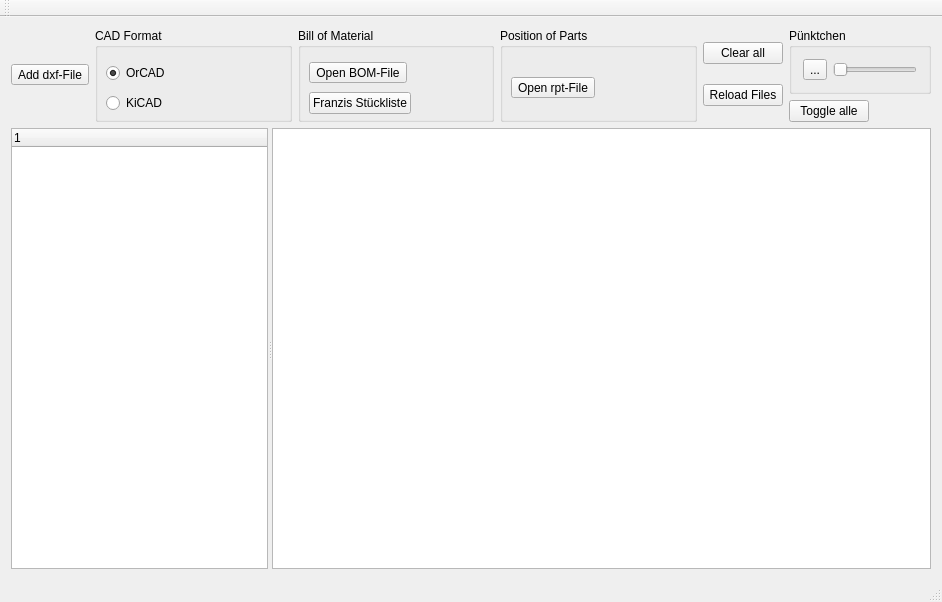
This is mainwindow.ui in krofta/PnP as Qt 5 draws it before an edit. The edited form follows.
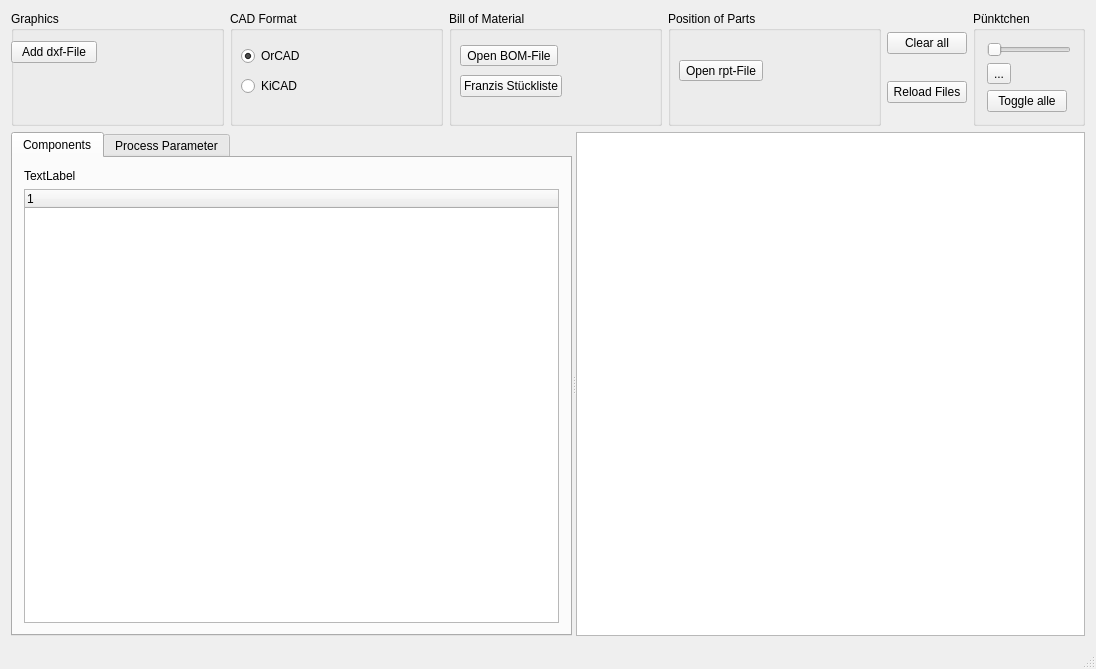
This is the edited form. The open tabs and pages were chosen to show the change. Icons and pictures are not drawn. Custom widgets are drawn as their Qt base class.

Commit message: Tabwidget in splitter. 1. Tab PCB Komponenten, 2. Tab Prozess Parameter

Diff of the .ui file:
```diff
--- a/mainwindow.ui
+++ b/mainwindow.ui
@@ -6,8 +6,8 @@
    <rect>
     <x>0</x>
     <y>0</y>
-    <width>942</width>
-    <height>602</height>
+    <width>1096</width>
+    <height>669</height>
    </rect>
   </property>
   <property name="contextMenuPolicy">
@@ -21,7 +21,21 @@
     <item>
      <layout class="QHBoxLayout" name="horizontalLayout_2">
       <item>
+       <layout class="QVBoxLayout" name="verticalLayout_7">
+        <item>
+         <widget class="QGroupBox" name="groupBox_5">
+          <property name="title">
+           <string>Graphics</string>
+          </property>
        <widget class="QToolButton" name="dxfButton">
+           <property name="geometry">
+            <rect>
+             <x>0</x>
+             <y>30</y>
+             <width>86</width>
+             <height>22</height>
+            </rect>
+           </property>
         <property name="focusPolicy">
          <enum>Qt::NoFocus</enum>
         </property>
@@ -29,6 +43,9 @@
          <string>Add dxf-File</string>
         </property>
        </widget>
+         </widget>
+        </item>
+       </layout>
       </item>
       <item>
        <widget class="QGroupBox" name="groupBox_3">
@@ -192,7 +209,23 @@
           <property name="title">
            <string>Pünktchen</string>
           </property>
-          <layout class="QHBoxLayout" name="horizontalLayout_3">
+          <layout class="QVBoxLayout" name="verticalLayout_8">
+           <item>
+            <widget class="QSlider" name="horizontalSlider">
+             <property name="sizePolicy">
+              <sizepolicy hsizetype="Fixed" vsizetype="Fixed">
+               <horstretch>0</horstretch>
+               <verstretch>0</verstretch>
+              </sizepolicy>
+             </property>
+             <property name="maximum">
+              <number>100</number>
+             </property>
+             <property name="orientation">
+              <enum>Qt::Horizontal</enum>
+             </property>
+            </widget>
+           </item>
            <item>
             <widget class="ColorPickerToolButton" name="toolButton">
              <property name="text">
@@ -205,25 +238,6 @@
             </widget>
            </item>
            <item>
-            <widget class="QSlider" name="horizontalSlider">
-             <property name="sizePolicy">
-              <sizepolicy hsizetype="Fixed" vsizetype="Fixed">
-               <horstretch>0</horstretch>
-               <verstretch>0</verstretch>
-              </sizepolicy>
-             </property>
-             <property name="maximum">
-              <number>100</number>
-             </property>
-             <property name="orientation">
-              <enum>Qt::Horizontal</enum>
-             </property>
-            </widget>
-           </item>
-          </layout>
-         </widget>
-        </item>
-        <item>
          <widget class="QPushButton" name="toggleButton">
           <property name="sizePolicy">
            <sizepolicy hsizetype="Fixed" vsizetype="Fixed">
@@ -237,6 +251,9 @@
          </widget>
         </item>
        </layout>
+         </widget>
+        </item>
+       </layout>
       </item>
      </layout>
     </item>
@@ -247,24 +264,47 @@
         <property name="orientation">
          <enum>Qt::Horizontal</enum>
         </property>
-        <widget class="QTreeWidget" name="treeWidget">
+        <widget class="QTabWidget" name="tabWidget">
          <property name="sizePolicy">
-          <sizepolicy hsizetype="Minimum" vsizetype="Expanding">
+          <sizepolicy hsizetype="Preferred" vsizetype="Preferred">
            <horstretch>0</horstretch>
            <verstretch>0</verstretch>
           </sizepolicy>
          </property>
-         <property name="minimumSize">
+         <property name="maximumSize">
           <size>
-           <width>200</width>
-           <height>0</height>
+           <width>1000</width>
+           <height>1000</height>
           </size>
          </property>
-         <property name="mouseTracking">
-          <bool>false</bool>
+         <property name="currentIndex">
+          <number>1</number>
          </property>
-         <property name="sizeAdjustPolicy">
-          <enum>QAbstractScrollArea::AdjustToContentsOnFirstShow</enum>
+         <widget class="QWidget" name="tabComponents">
+          <property name="sizePolicy">
+           <sizepolicy hsizetype="Expanding" vsizetype="Expanding">
+            <horstretch>0</horstretch>
+            <verstretch>0</verstretch>
+           </sizepolicy>
+          </property>
+          <attribute name="title">
+           <string>Components</string>
+          </attribute>
+          <layout class="QVBoxLayout" name="verticalLayout_9">
+           <item>
+            <widget class="QLabel" name="label">
+             <property name="text">
+              <string>TextLabel</string>
+             </property>
+            </widget>
+           </item>
+           <item>
+            <widget class="QTreeWidget" name="treeWidget">
+             <property name="sizePolicy">
+              <sizepolicy hsizetype="Preferred" vsizetype="Preferred">
+               <horstretch>1</horstretch>
+               <verstretch>1</verstretch>
+              </sizepolicy>
          </property>
          <column>
           <property name="text">
@@ -272,6 +312,20 @@
           </property>
          </column>
         </widget>
+           </item>
+          </layout>
+         </widget>
+         <widget class="QWidget" name="tabComponentPara">
+          <attribute name="title">
+           <string>Process Parameter</string>
+          </attribute>
+          <layout class="QVBoxLayout" name="verticalLayout_10">
+           <item>
+            <widget class="QTableWidget" name="tableWidget"/>
+           </item>
+          </layout>
+         </widget>
+        </widget>
         <widget class="DXFSceneView" name="graphicsView">
          <property name="sizePolicy">
           <sizepolicy hsizetype="Preferred" vsizetype="Preferred">
@@ -286,24 +340,6 @@
     </item>
    </layout>
   </widget>
-  <widget class="QMenuBar" name="menuBar">
-   <property name="geometry">
-    <rect>
-     <x>0</x>
-     <y>0</y>
-     <width>942</width>
-     <height>20</height>
-    </rect>
-   </property>
-  </widget>
-  <widget class="QToolBar" name="mainToolBar">
-   <attribute name="toolBarArea">
-    <enum>TopToolBarArea</enum>
-   </attribute>
-   <attribute name="toolBarBreak">
-    <bool>false</bool>
-   </attribute>
-  </widget>
   <widget class="QStatusBar" name="statusBar"/>
  </widget>
  <layoutdefault spacing="6" margin="11"/>
```
Lines whose indentation alone changed are shown as unchanged. The commit also changes 3 other files.
